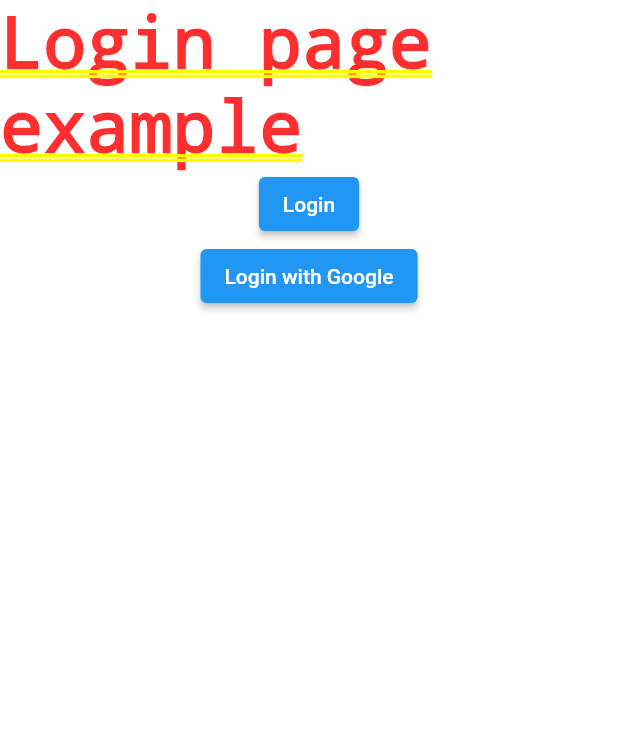
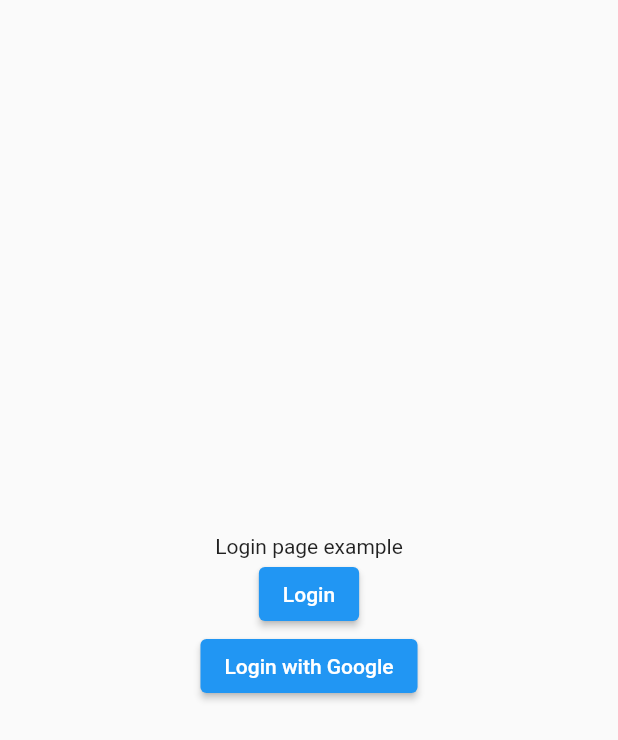
Before and after one commit to Muljin/msal-guard, a Flutter app: the screen it shows after launch, after a tap on "Login with Google", on a phone screen of 412 x 824 dp. Shown: the top 740 px of the screen. Run offline on Flutter 3.47's test engine with Material 2 defaults, Android fonts, the phone set to English and light mode, and no system bars; our stand-ins replace rxdart, shared_preferences; missing offline and left inert: msal_flutter.

Commit message:
update example

```diff
--- a/example/lib/loading.dart
+++ b/example/lib/loading.dart
@@ -3,13 +3,11 @@ import 'package:flutter/material.dart';
 class LoadingWidget extends StatelessWidget {
   @override
   Widget build(BuildContext context) {
-    return Container(
-        color: Colors.white70,
-        child: Column(
-          mainAxisAlignment: MainAxisAlignment.center,
-          crossAxisAlignment: CrossAxisAlignment.center,
-          mainAxisSize: MainAxisSize.max,
-          children: [CircularProgressIndicator()],
-        ));
+    return MaterialApp(builder: (context, child) {
+      return Scaffold(
+          body: Center(
+        child: CircularProgressIndicator(),
+      ));
+    });
   }
 }
--- a/example/lib/login.dart
+++ b/example/lib/login.dart
@@ -5,21 +5,23 @@ import 'package:provider/provider.dart';
 class LoginWidget extends StatelessWidget {
   @override
   Widget build(BuildContext context) {
-    return Container(
-        color: Colors.white,
-        child: Column(
+    return MaterialApp(
+      builder: (context, child) => Scaffold(
+        body: Center(
+            child: Column(mainAxisAlignment: MainAxisAlignment.center,
               children: [
                 Text('Login page example'),
                 ElevatedButton(
                     onPressed: context.read<AuthenticationService>().login,
                     child: Text('Login')),
                 ElevatedButton(
-              onPressed: () => context.read<AuthenticationService>().login(
-                  authorityOverride:
-                      "https://msalfluttertest.b2clogin.com/tfp/3fab2993-1fec-4a8c-a6d8-2bfea01e64ea/B2C_1_phone"),
+                  onPressed: () =>
+                      context.read<AuthenticationService>().login(),
                   child: Text("Login with Google"),
                 )
               ],
-        ));
+            )),
+      ),
+    );
   }
 }
--- a/example/lib/main.dart
+++ b/example/lib/main.dart
@@ -33,10 +33,10 @@ class MyHomePage extends StatefulWidget {
 class _MyHomePageState extends State<MyHomePage> {
   static const String _authority =
       "https://msalfluttertest.b2clogin.com/tfp/3fab2993-1fec-4a8c-a6d8-2bfea01e64ea/B2C_1_phonesisu";
-  static const String _redirectUri =
-      "msalc3aab3bb-dd2e-4bb5-8768-38f032570a71://auth";
-  static const String _iosRedirectUrl = "msauth.com.muljin.msalguardexample://auth";
-  static const String _clientId = "c3aab3bb-dd2e-4bb5-8768-38f032570a71";
+  static const String _iosRedirectUri = "msauth.com.muljin.msalguardexample://auth";
+  static const String _androidRedirectUri =
+      "msauth://com.example.example/TvkGQnk1ERb%2Bl9pB4OeyeWrYmqo%3D";
+  static const String _clientId = "fc6136e7-43d1-489c-b221-630e9e4402d3";
   static const List<String> _scopes = [
     "https://msalfluttertest.onmicrosoft.com/msaltesterapi/All"
   ];
@@ -51,8 +51,8 @@ class _MyHomePageState extends State<MyHomePage> {
       loadingWidget: LoadingWidget(),
       clientId: _clientId,
       authority: _authority,
-      redirectUri: _redirectUri,
-      iosRedirectUri: _iosRedirectUrl,
+      redirectUri: _androidRedirectUri,
+      iosRedirectUri: _iosRedirectUri,
       scopes: _scopes,
       apiBaseUrl: _apiUrl,
     );
--- a/example/lib/private.dart
+++ b/example/lib/private.dart
@@ -20,8 +20,9 @@ class _PrivateWidgetState extends State<PrivateWidget> {
 
     var textStyle = TextStyle(color: Colors.black87, fontSize: 16.0);
 
-    return Container(
-      color: Colors.blue[50],
+    return MaterialApp(builder: (context, child) {
+      return Scaffold(
+        body: Center(
           child: Column(
             crossAxisAlignment: CrossAxisAlignment.center,
             mainAxisAlignment: MainAxisAlignment.center,
@@ -31,7 +32,8 @@ class _PrivateWidgetState extends State<PrivateWidget> {
                 style: textStyle,
               ),
               ElevatedButton(
-              onPressed: _callEndpoint, child: Text('Make Authenticated call')),
+                  onPressed: _callEndpoint,
+                  child: Text('Make Authenticated call')),
               ElevatedButton(onPressed: _logout, child: Text('Logout')),
               Text(
                 output,
@@ -39,16 +41,18 @@ class _PrivateWidgetState extends State<PrivateWidget> {
               )
             ],
           ),
+        ),
       );
+    });
   }
 
   _callEndpoint() async {
-    try{
+    try {
       var res = await _authHttp!.get("testauth");
       setState(() {
         output = res.body;
       });
-    } on MsalException catch(e){
+    } on MsalException catch (e) {
       print(e);
       print(e.errorMessage);
     }
```
Also changed, not shown: 5 other files. Lines whose indentation alone changed are shown as unchanged.
